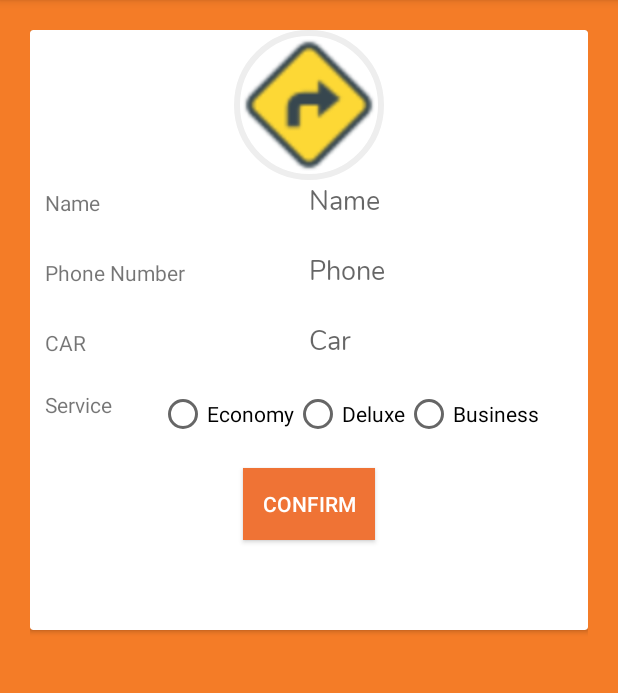
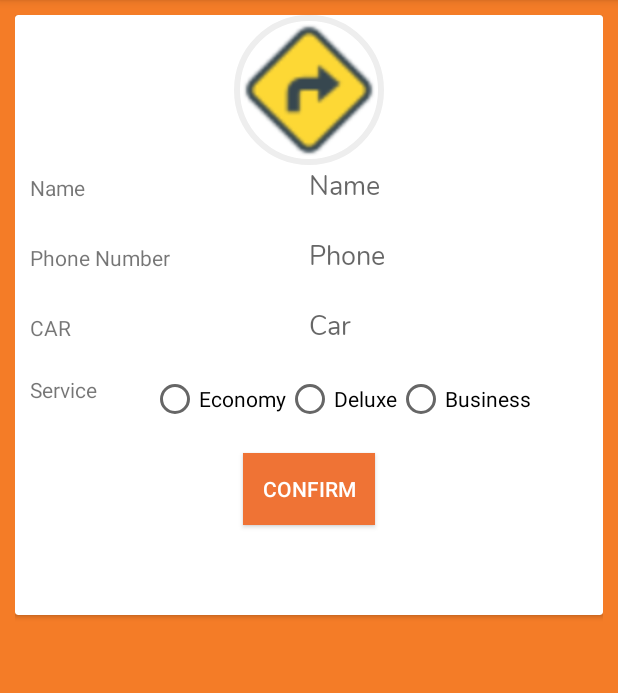
Before and after one commit to GOPINATHSWAMINATHAN/HlaCaptain, an Android app: the DriverSettingsActivity screen opened directly, with no data from a screen before it, on a phone screen of 412 x 824 dp, the part 84-777 px from its top. Run offline under Robolectric (Android 15) with nearby library versions, the phone set to English and light mode, and no system bars; our stand-ins replace Firebase (no records; nobody signed in at launch, a user with empty details on screens opened directly); libraries missing offline, so code that uses them is left out: com.mikhaellopez.circularimageview; plain views replace CircularImageView; pictures from the network do not load; 2 statements that could not run were skipped.

Commit message:
second commit

```diff
--- a/app/src/main/res/layout/activity_driver_settings.xml
+++ b/app/src/main/res/layout/activity_driver_settings.xml
@@ -6,7 +6,7 @@
     android:layout_height="match_parent"
     android:background="#f47c27"
     android:orientation="vertical"
-    android:padding="20sp">
+    android:padding="10sp">
 
     <android.support.v7.widget.CardView
         android:layout_width="match_parent"
```
